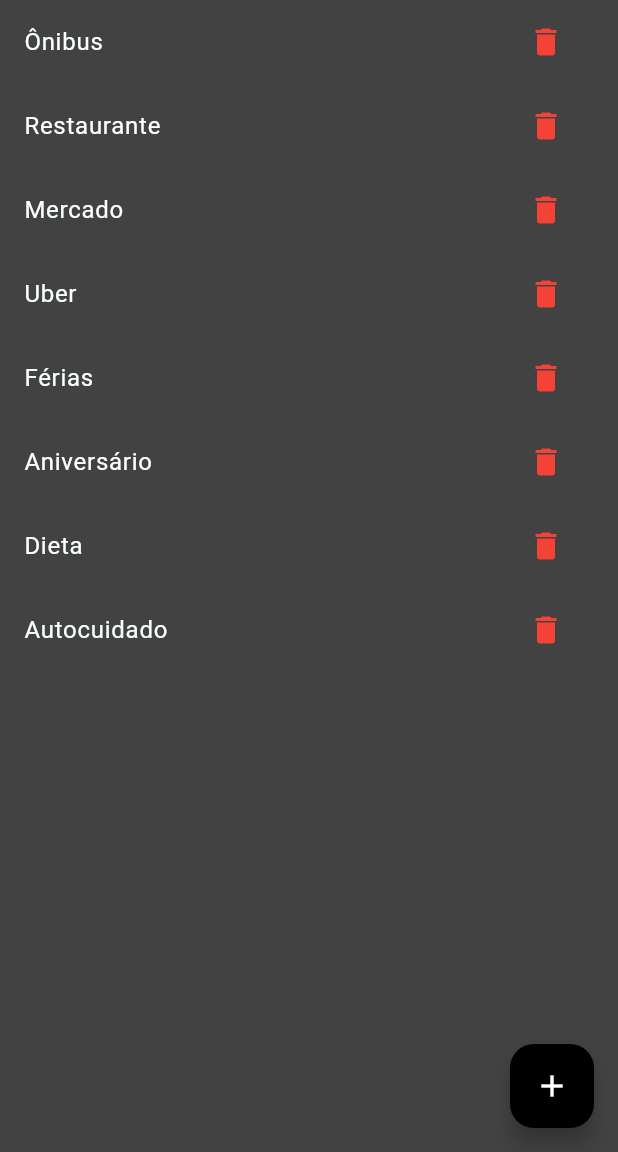
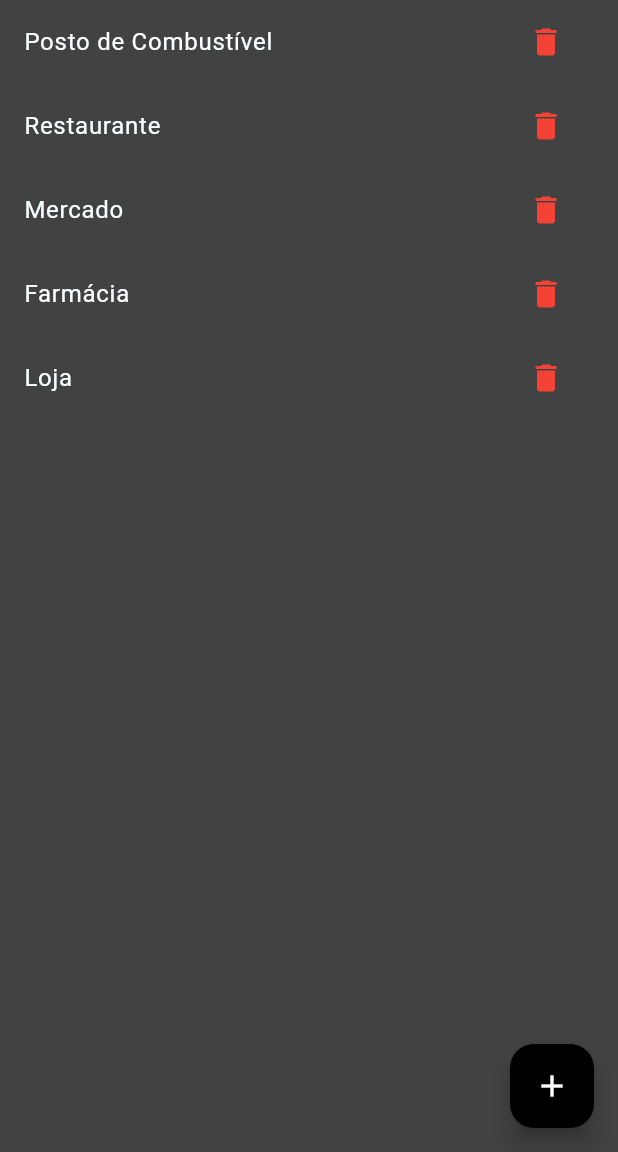
Before and after one commit to pbiancalondero/app_controle_despesas, a Flutter app: the TagManagementScreen screen opened by its route, on a phone screen of 412 x 824 dp, the part 84-1236 px from its top. Run offline on Flutter 3.47's test engine with Material 3 defaults, Android fonts, the phone set to English and light mode, and no system bars; our stand-ins replace firebase_auth, firebase_core, firebase_database; accounts and stored records are empty; network calls fail.

Commit message:
Alterações

```diff
--- a/app_controle_despesas/lib/main.dart
+++ b/app_controle_despesas/lib/main.dart
@@ -29,7 +29,7 @@ class MyApp extends StatelessWidget {
       child: MaterialApp(
         title: 'Controle de Despesas',
         debugShowCheckedModeBanner: false,
-        theme: ThemeData.dark().copyWith( // Ajuste o tema para um visual escuro consistente
+        theme: ThemeData.dark().copyWith(
           primaryColor: Colors.black,
           scaffoldBackgroundColor: Colors.grey[800],
           appBarTheme: const AppBarTheme(
@@ -87,9 +87,6 @@ class MyApp extends StatelessWidget {
         routes: {
           '/manage_categories': (context) => const CategoryManagementScreen(),
           '/manage_tags': (context) => const TagManagementScreen(),
-          // Se você quiser que a LoginScreen seja acessível via rota, pode adicioná-la aqui também,
-          // mas 'home' já lida com o fluxo inicial.
-          // '/login': (context) => const LoginScreen(),
         },
       ),
     );
--- a/app_controle_despesas/lib/models/expense.dart
+++ b/app_controle_despesas/lib/models/expense.dart
@@ -23,7 +23,7 @@ class Expense {
       amount: (map['amount'] as num).toDouble(), // Firebase armazena números como num, converter para double
       categoryId: map['categoryId'],
       note: map['note'],
-      date: DateTime.parse(map['date']), // Parse da string ISO 8601
+      date: DateTime.parse(map['date']),
       tag: map['tag'],
     );
   }
--- a/app_controle_despesas/lib/providers/expense_provider.dart
+++ b/app_controle_despesas/lib/providers/expense_provider.dart
@@ -18,7 +18,6 @@ class ExpenseProvider with ChangeNotifier {
   DatabaseReference? _categoriesRef;
   DatabaseReference? _tagsRef;
 
-  // NOVO: Conjuntos para rastrear categorias/tags em processo de adição
   final Set<String> _addingCategories = {};
   final Set<String> _addingTags = {};
 
@@ -129,14 +128,11 @@ class ExpenseProvider with ChangeNotifier {
 
   List<Tag> _getDefaultTags() {
     return [
-      Tag(id: '1', name: 'Ônibus', isDefault: true),
+      Tag(id: '1', name: 'Posto de Combustível', isDefault: true),
       Tag(id: '2', name: 'Restaurante', isDefault: true),
       Tag(id: '3', name: 'Mercado', isDefault: true),
-      Tag(id: '4', name: 'Uber', isDefault: true),
-      Tag(id: '5', name: 'Férias', isDefault: true),
-      Tag(id: '6', name: 'Aniversário', isDefault: true),
-      Tag(id: '7', name: 'Dieta', isDefault: true),
-      Tag(id: '8', name: 'Autocuidado', isDefault: true),
+      Tag(id: '4', name: 'Farmácia', isDefault: true),
+      Tag(id: '5', name: 'Loja', isDefault: true),
     ];
   }
 
--- a/app_controle_despesas/lib/screens/login_screen.dart
+++ b/app_controle_despesas/lib/screens/login_screen.dart
@@ -81,7 +81,7 @@ class _LoginScreenState extends State<LoginScreen> {
       } else if (e.code == 'invalid-email') {
         message = 'O formato do e-mail é inválido.';
       } else {
-        message = 'Ocorreu um erro de autenticação. Por favor, tente novamente. (${e.message})';
+        message = 'Ocorreu um erro de autenticação. Por favor, tente novamente.';
       }
       setState(() {
         _errorMessage = message;
```
Also changed, not shown: app_controle_despesas/lib/screens/add_expense_screen.dart (+2 -6 lines).
